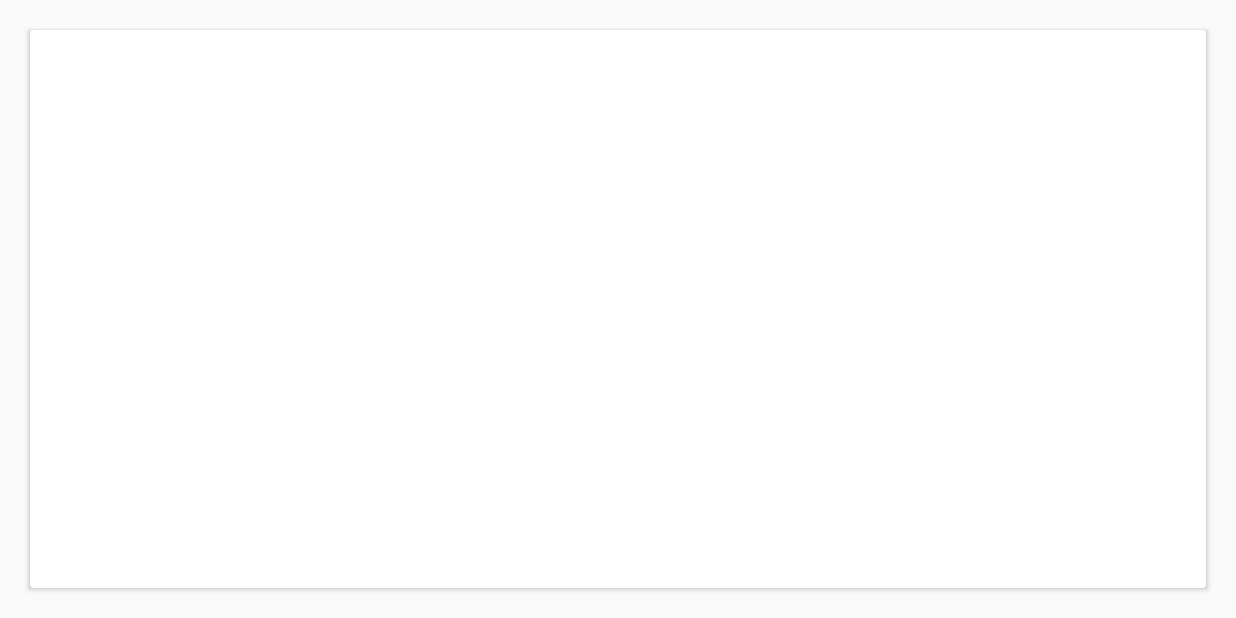
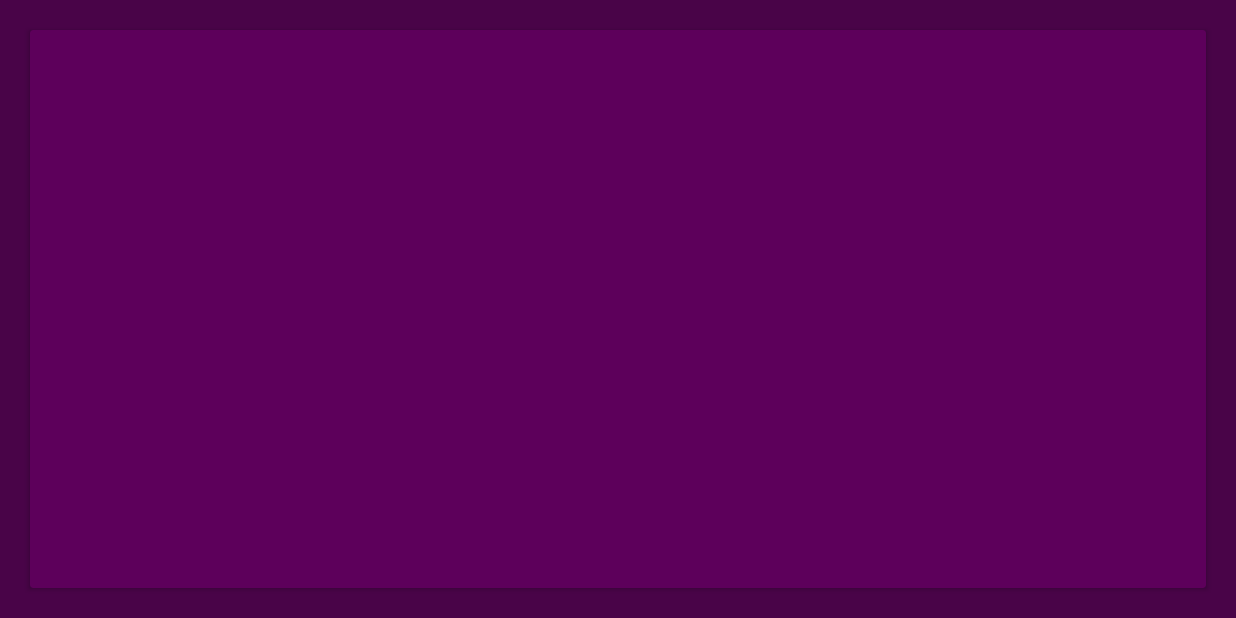
Before and after one commit to aleksandra-majchrzak/quiz3po3, an Android app: the GameActivity screen opened directly, with no data from a screen before it, on a phone screen of 824 x 412 dp (held sideways). Run offline under Robolectric (Android 15) with nearby library versions, the phone set to English and light mode, and no system bars; libraries missing offline, so code that uses them is left out: com.huma.room_for_asset; 5 statements that could not run were skipped.

Commit message:
Changed question layout.

```diff
--- a/app/src/main/res/layout/activity_game.xml
+++ b/app/src/main/res/layout/activity_game.xml
@@ -3,20 +3,28 @@
     xmlns:tools="http://schemas.android.com/tools"
     android:layout_width="match_parent"
     android:layout_height="match_parent"
+    xmlns:app="http://schemas.android.com/apk/res-auto"
+    android:background="@color/colorPrimaryDark"
     tools:context=".GameActivity">
 
     <android.support.v7.widget.CardView
         android:id="@+id/questionCardView"
         android:layout_width="match_parent"
         android:layout_height="match_parent"
-        android:layout_margin="20dp">
+        android:layout_margin="20dp"
+        app:cardBackgroundColor="@color/colorPrimary"
+        android:padding="5dp">
 
         <TextView
             android:id="@+id/text"
             android:layout_width="wrap_content"
             android:layout_height="wrap_content"
             android:layout_gravity="center"
-            android:gravity="center" />
+            android:gravity="center"
+            android:textStyle="bold"
+            android:textSize="@dimen/question_text_size"
+            android:textColor="@color/colorAccent"
+            android:textAppearance="@style/Base.TextAppearance.AppCompat.Large" />
 
     </android.support.v7.widget.CardView>
 
--- /dev/null
+++ b/app/src/main/res/values/dimens.xml
@@ -0,0 +1,4 @@
+<?xml version="1.0" encoding="utf-8"?>
+<resources>
+    <dimen name="question_text_size">50sp</dimen>
+</resources>
```
